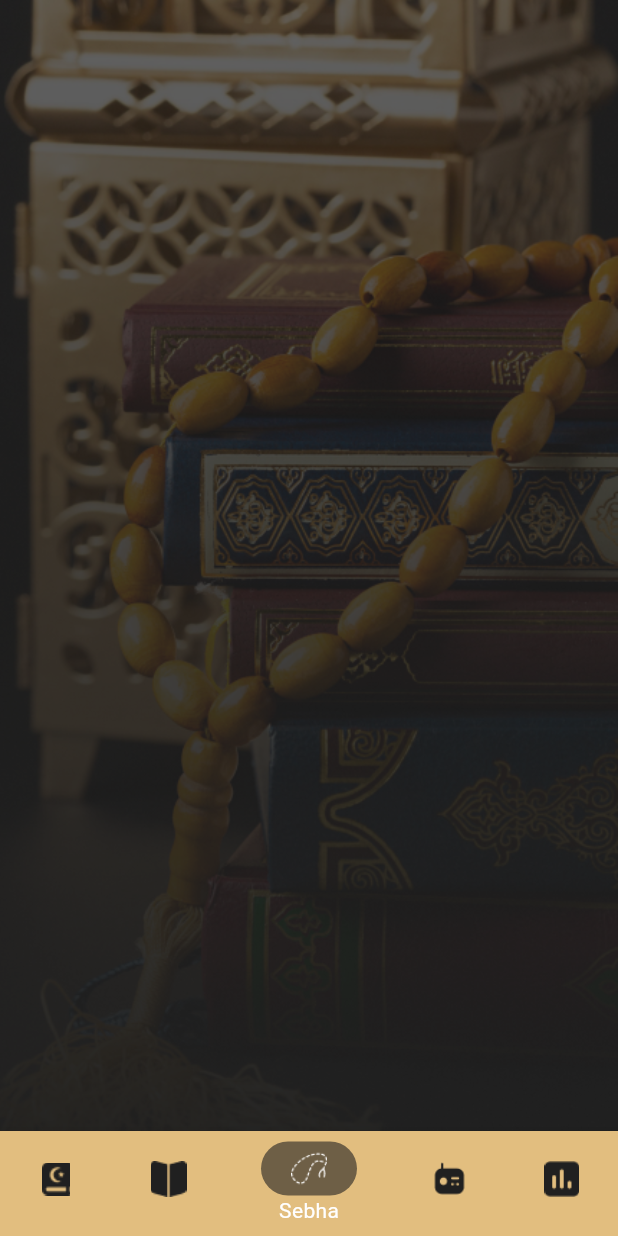
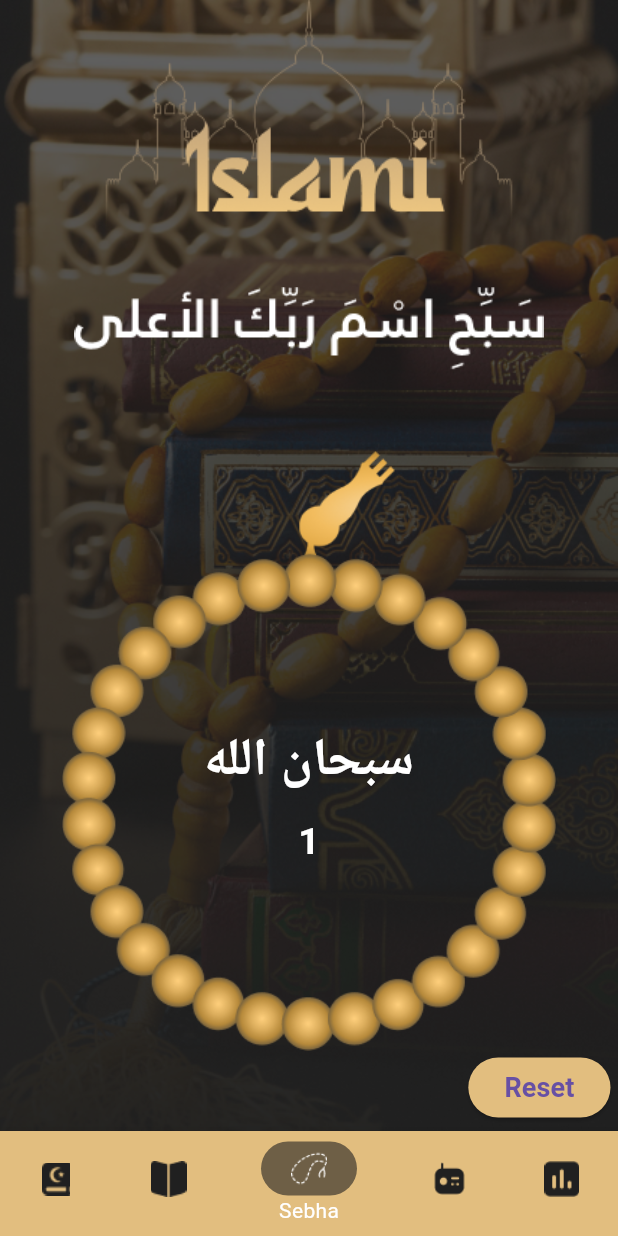
Before and after one commit to LojainHamza/islami_app, a Flutter app: the screen it shows after launch, item 3 of the bottom bar chosen, on a phone screen of 412 x 824 dp. Run offline on Flutter 3.47's test engine with Material 3 defaults, Android fonts, the phone set to English and light mode, and no system bars.

Commit message:
finished sebha tab ui and logic.

```diff
--- a/lib/home/tabs/3.sebha/sebha_tab.dart
+++ b/lib/home/tabs/3.sebha/sebha_tab.dart
@@ -1,10 +1,122 @@
+import 'dart:math';
+
 import 'package:flutter/material.dart';
+import 'package:islami_app/my_app_color.dart';
 
-class SebhaTab extends StatelessWidget {
+class SebhaTab extends StatefulWidget {
+  @override
+  State<SebhaTab> createState() => _SebhaTabState();
+}
+
+class _SebhaTabState extends State<SebhaTab> {
+  String tasbeehWord = 'سبحان الله';
+  int counter = 1;
+  double rotationAngle = 0;
+
+  final List<String> tasbeehWords = [
+    'سبحان الله',
+    'الحمد لله',
+    'لا إله إلا الله',
+    'الله أكبر',
+    'لا حول ولا قوة إلا بالله',
+  ];
+
+  void onSebhaTap() {
+    setState(() {
+      counter++;
+
+      if (counter > 33) {
+        counter = 1;
+        int currentIndex = tasbeehWords.indexOf(tasbeehWord);
+        tasbeehWord = tasbeehWords[(currentIndex + 1) % tasbeehWords.length];
+      }
+
+      rotationAngle += pi / 12;
+    });
+  }
+
+  void resetSebha() {
+    setState(() {
+      tasbeehWord = 'سبحان الله';
+      counter = 1;
+      rotationAngle = 0;
+    });
+  }
+
   @override
   Widget build(BuildContext context) {
-    return Container(
-      color: Colors.transparent,
+    return Stack(
+      children: [
+        Column(
+          children: [
+            Center(child: Image.asset('assets/images/islami_logo.png')),
+            const SizedBox(height: 20),
+            Image.asset('assets/images/tasbeeh.png'),
+            Expanded(
+              child: GestureDetector(
+                onTap: onSebhaTap,
+                child: Stack(
+                  alignment: Alignment.center,
+                  children: [
+                    Transform.rotate(
+                      angle: rotationAngle,
+                      child: SizedBox(
+                        height: 400,
+                        width: 400,
+                        child: Image.asset('assets/images/Sebha.png',
+                            fit: BoxFit.contain),
+                      ),
+                    ),
+                    Column(
+                      mainAxisAlignment: MainAxisAlignment.center,
+                      children: [
+                        const SizedBox(height: 60),
+                        Text(
+                          tasbeehWord,
+                          style: const TextStyle(
+                            color: MyAppColor.whiteColor,
+                            fontSize: 35,
+                            fontWeight: FontWeight.bold,
+                          ),
+                        ),
+                        const SizedBox(height: 10),
+                        Text(
+                          '$counter',
+                          style: const TextStyle(
+                            color: MyAppColor.whiteColor,
+                            fontSize: 25,
+                            fontWeight: FontWeight.bold,
+                          ),
+                        ),
+                      ],
+                    ),
+                  ],
+                ),
+              ),
+            ),
+          ],
+        ),
+        Positioned(
+          bottom: 5,
+          right: 5,
+          child: ElevatedButton(
+            onPressed: resetSebha,
+            style: ElevatedButton.styleFrom(
+              backgroundColor: MyAppColor.goldColor,
+              shape: RoundedRectangleBorder(
+                borderRadius: BorderRadius.circular(30),
+              ),
+            ),
+            child: const Text(
+              'Reset',
+              style: TextStyle(
+                fontSize: 18,
+                fontWeight: FontWeight.bold,
+              ),
+            ),
+          ),
+        ),
+      ],
     );
   }
 }
```
Also changed, not shown: assets/images/2.0x/Sebha@2x.png (added), assets/images/2.0x/tasbeeh@2x.png (added), assets/images/3.0x/Sebha@3x.png (added), assets/images/3.0x/tasbeeh@3x.png (added), assets/images/Sebha.png (added), assets/images/tasbeeh.png (added).
